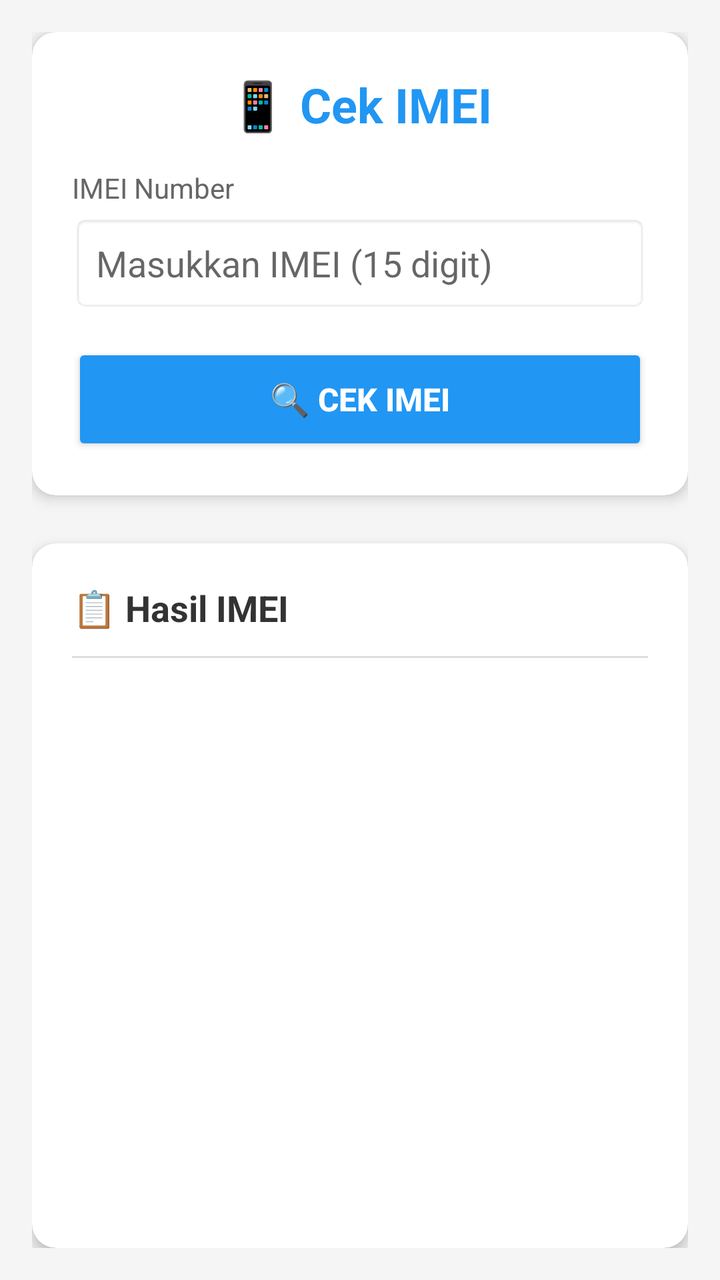
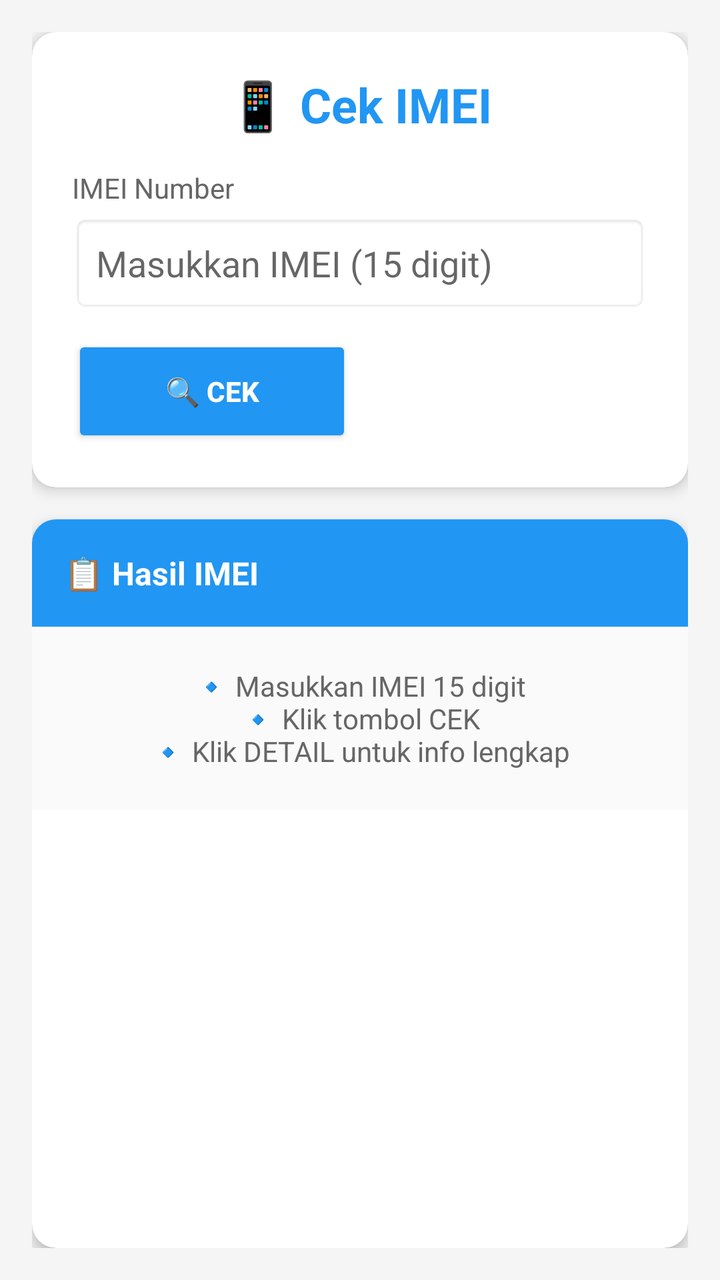

Screens rendered from an Android XML layout before and after an edit, with the pre-edit source and the edit as a unified diff.
<!-- AndroidManifest.xml: application theme Theme.AppCompat.Light.DarkActionBar -->
<!-- res/layout/activity_main.xml -->
<?xml version="1.0" encoding="utf-8"?>
<LinearLayout xmlns:android="http://schemas.android.com/apk/res/android"
    xmlns:app="http://schemas.android.com/apk/res-auto"
    android:layout_width="match_parent"
    android:layout_height="match_parent"
    android:orientation="vertical"
    android:padding="16dp"
    android:background="#f5f5f5">

    <androidx.cardview.widget.CardView
        android:layout_width="match_parent"
        android:layout_height="wrap_content"
        app:cardCornerRadius="12dp"
        app:cardElevation="4dp"
        android:layout_marginBottom="24dp">

        <LinearLayout
            android:layout_width="match_parent"
            android:layout_height="wrap_content"
            android:orientation="vertical"
            android:padding="20dp">

            <TextView
                android:layout_width="match_parent"
                android:layout_height="wrap_content"
                android:text="📱 Cek IMEI"
                android:textSize="24sp"
                android:textStyle="bold"
                android:textColor="#2196F3"
                android:gravity="center"
                android:layout_marginBottom="16dp"/>

            <TextView
                android:layout_width="match_parent"
                android:layout_height="wrap_content"
                android:text="IMEI Number"
                android:textSize="14sp"
                android:textColor="#666"
                android:layout_marginBottom="4dp"/>

            <EditText
                android:id="@+id/etImei"
                android:layout_width="match_parent"
                android:layout_height="wrap_content"
                android:hint="Masukkan IMEI (15 digit)"
                android:inputType="number"
                android:maxLength="15"
                android:background="@android:drawable/editbox_background"
                android:padding="12dp"
                android:layout_marginBottom="16dp"/>

            <Button
                android:id="@+id/btnCekImei"
                android:layout_width="match_parent"
                android:layout_height="56dp"
                android:text="🔍 CEK IMEI"
                android:backgroundTint="#2196F3"
                android:textColor="#FFFFFF"
                android:textSize="16sp"
                android:textStyle="bold"/>

        </LinearLayout>
    </androidx.cardview.widget.CardView>

    <androidx.cardview.widget.CardView
        android:id="@+id/cardHasil"
        android:layout_width="match_parent"
        android:layout_height="0dp"
        android:layout_weight="1"
        app:cardCornerRadius="12dp"
        app:cardElevation="4dp">

        <LinearLayout
            android:layout_width="match_parent"
            android:layout_height="match_parent"
            android:orientation="vertical"
            android:padding="20dp">

            <TextView
                android:layout_width="match_parent"
                android:layout_height="wrap_content"
                android:text="📋 Hasil IMEI"
                android:textSize="18sp"
                android:textStyle="bold"
                android:textColor="#333"
                android:layout_marginBottom="12dp"/>

            <View
                android:layout_width="match_parent"
                android:layout_height="1dp"
                android:background="#ddd"
                android:layout_marginBottom="12dp"/>

            <TextView
                android:id="@+id/tvHasilImei"
                android:layout_width="match_parent"
                android:layout_height="wrap_content"
                android:text="Belum ada data IMEI"
                android:textSize="14sp"
                android:textColor="#666"
                android:padding="8dp"
                android:gravity="center"
                android:visibility="gone"/>

            <Button
                android:id="@+id/btnBukaLink"
                android:layout_width="match_parent"
                android:layout_height="48dp"
                android:text="🌐 Lihat Detail di imei.info"
                android:backgroundTint="#4CAF50"
                android:textColor="#FFFFFF"
                android:textSize="14sp"
                android:visibility="gone"
                android:layout_marginTop="12dp"/>

        </LinearLayout>
    </androidx.cardview.widget.CardView>

</LinearLayout>
<!-- resources referenced by this layout -->
<resources>

</resources>

<!-- the commit's change to res/layout/activity_main.xml (unified diff, before → after) -->
@@ -12,7 +12,7 @@
         android:layout_height="wrap_content"
         app:cardCornerRadius="12dp"
         app:cardElevation="4dp"
-        android:layout_marginBottom="24dp">
+        android:layout_marginBottom="16dp">
 
         <LinearLayout
             android:layout_width="match_parent"
@@ -47,17 +47,38 @@
                 android:maxLength="15"
                 android:background="@android:drawable/editbox_background"
                 android:padding="12dp"
-                android:layout_marginBottom="16dp"/>
+                android:layout_marginBottom="12dp"/>
 
-            <Button
-                android:id="@+id/btnCekImei"
+            <LinearLayout
                 android:layout_width="match_parent"
-                android:layout_height="56dp"
-                android:text="🔍 CEK IMEI"
-                android:backgroundTint="#2196F3"
-                android:textColor="#FFFFFF"
-                android:textSize="16sp"
-                android:textStyle="bold"/>
+                android:layout_height="wrap_content"
+                android:orientation="horizontal"
+                android:weightSum="2">
+
+                <Button
+                    android:id="@+id/btnCekImei"
+                    android:layout_width="0dp"
+                    android:layout_height="56dp"
+                    android:layout_weight="1"
+                    android:text="🔍 CEK"
+                    android:backgroundTint="#2196F3"
+                    android:textColor="#FFFFFF"
+                    android:textSize="14sp"
+                    android:textStyle="bold"
+                    android:layout_marginEnd="8dp"/>
+
+                <Button
+                    android:id="@+id/btnDetailWeb"
+                    android:layout_width="0dp"
+                    android:layout_height="56dp"
+                    android:layout_weight="1"
+                    android:text="🌐 DETAIL"
+                    android:backgroundTint="#4CAF50"
+                    android:textColor="#FFFFFF"
+                    android:textSize="14sp"
+                    android:textStyle="bold"
+                    android:visibility="gone"/>
+            </LinearLayout>
 
         </LinearLayout>
     </androidx.cardview.widget.CardView>
@@ -73,46 +94,54 @@
         <LinearLayout
             android:layout_width="match_parent"
             android:layout_height="match_parent"
-            android:orientation="vertical"
-            android:padding="20dp">
+            android:orientation="vertical">
 
-            <TextView
+            <LinearLayout
                 android:layout_width="match_parent"
                 android:layout_height="wrap_content"
-                android:text="📋 Hasil IMEI"
-                android:textSize="18sp"
-                android:textStyle="bold"
-                android:textColor="#333"
-                android:layout_marginBottom="12dp"/>
+                android:orientation="horizontal"
+                android:padding="16dp"
+                android:background="#2196F3">
 
-            <View
-                android:layout_width="match_parent"
-                android:layout_height="1dp"
-                android:background="#ddd"
-                android:layout_marginBottom="12dp"/>
+                <TextView
+                    android:layout_width="0dp"
+                    android:layout_height="wrap_content"
+                    android:layout_weight="1"
+                    android:text="📋 Hasil IMEI"
+                    android:textSize="16sp"
+                    android:textStyle="bold"
+                    android:textColor="#FFFFFF"/>
+
+                <Button
+                    android:id="@+id/btnCloseWeb"
+                    android:layout_width="wrap_content"
+                    android:layout_height="32dp"
+                    android:text="✕"
+                    android:backgroundTint="#FF5722"
+                    android:textColor="#FFFFFF"
+                    android:textSize="14sp"
+                    android:visibility="gone"
+                    android:minWidth="40dp"/>
+            </LinearLayout>
 
             <TextView
                 android:id="@+id/tvHasilImei"
                 android:layout_width="match_parent"
                 android:layout_height="wrap_content"
-                android:text="Belum ada data IMEI"
+                android:text="🔹 Masukkan IMEI 15 digit\n🔹 Klik tombol CEK\n🔹 Klik DETAIL untuk info lengkap"
                 android:textSize="14sp"
                 android:textColor="#666"
-                android:padding="8dp"
+                android:padding="20dp"
                 android:gravity="center"
-                android:visibility="gone"/>
+                android:background="#fafafa"/>
 
-            <Button
-                android:id="@+id/btnBukaLink"
+            <WebView
+                android:id="@+id/webView"
                 android:layout_width="match_parent"
-                android:layout_height="48dp"
-                android:text="🌐 Lihat Detail di imei.info"
-                android:backgroundTint="#4CAF50"
-                android:textColor="#FFFFFF"
-                android:textSize="14sp"
+                android:layout_height="0dp"
+                android:layout_weight="1"
                 android:visibility="gone"
-                android:layout_marginTop="12dp"/>
-
+                android:background="#FFFFFF"/>
         </LinearLayout>
     </androidx.cardview.widget.CardView>
 
